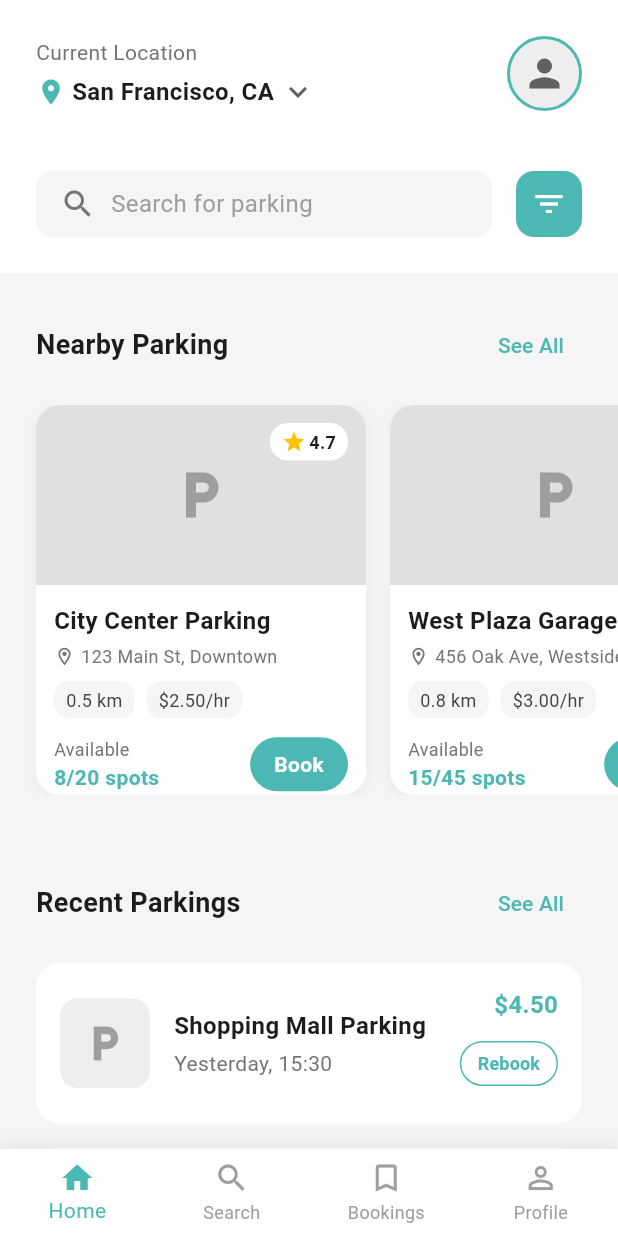
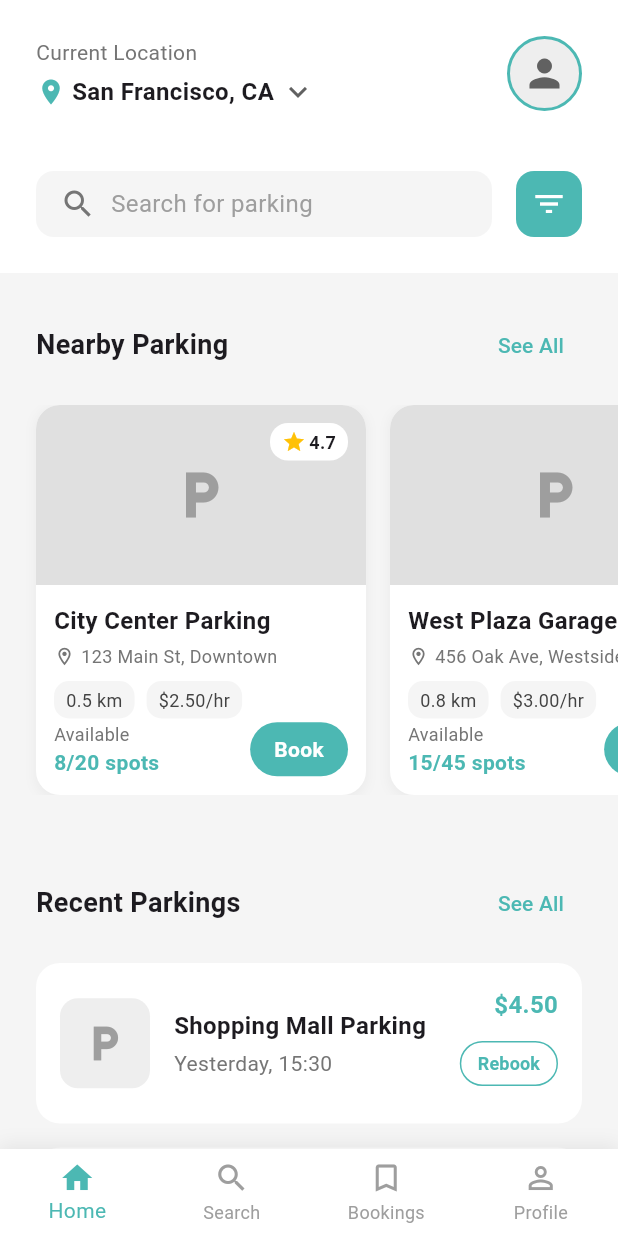
Before and after one commit to faid-terence/CSE-Project-Y3, a Flutter app: the HomeScreen screen opened directly, on a phone screen of 412 x 824 dp. Run offline on Flutter 3.47's test engine with Material 3 defaults, Android fonts, the phone set to English and light mode, and no system bars; our stand-ins replace flutter_svg.

Commit message:
fix:Home screen overflow issues

```diff
--- a/parking_app/lib/screens/home/home_screen.dart
+++ b/parking_app/lib/screens/home/home_screen.dart
@@ -253,8 +253,9 @@ class _HomeScreenState extends State<HomeScreen> {
         crossAxisAlignment: CrossAxisAlignment.start,
         children: [
           // Parking image
-          Container(
+          SizedBox(
             height: 120,
+            child: Container(
               decoration: BoxDecoration(
                 color: Colors.grey[300],
                 borderRadius: const BorderRadius.only(
@@ -284,6 +285,7 @@ class _HomeScreenState extends State<HomeScreen> {
                         borderRadius: BorderRadius.circular(12),
                       ),
                       child: Row(
+                        mainAxisSize: MainAxisSize.min,
                         children: [
                           const Icon(Icons.star, color: Colors.amber, size: 16),
                           const SizedBox(width: 2),
@@ -301,7 +303,9 @@ class _HomeScreenState extends State<HomeScreen> {
                 ],
               ),
             ),
-          Padding(
+          ),
+          Expanded(
+            child: Padding(
               padding: const EdgeInsets.all(12),
               child: Column(
                 crossAxisAlignment: CrossAxisAlignment.start,
@@ -327,7 +331,10 @@ class _HomeScreenState extends State<HomeScreen> {
                       Expanded(
                         child: Text(
                           parking.address,
-                        style: TextStyle(fontSize: 12, color: Colors.grey[600]),
+                          style: TextStyle(
+                            fontSize: 12,
+                            color: Colors.grey[600],
+                          ),
                           maxLines: 1,
                           overflow: TextOverflow.ellipsis,
                         ),
@@ -342,7 +349,7 @@ class _HomeScreenState extends State<HomeScreen> {
                       _buildInfoChip('\$${parking.price}/hr'),
                     ],
                   ),
-                const SizedBox(height: 12),
+                  const Spacer(),
                   Row(
                     mainAxisAlignment: MainAxisAlignment.spaceBetween,
                     children: [
@@ -387,6 +394,7 @@ class _HomeScreenState extends State<HomeScreen> {
                     ],
                   ),
                 ],
+              ),
             ),
           ),
         ],
```
Lines whose indentation alone changed are shown as unchanged.
